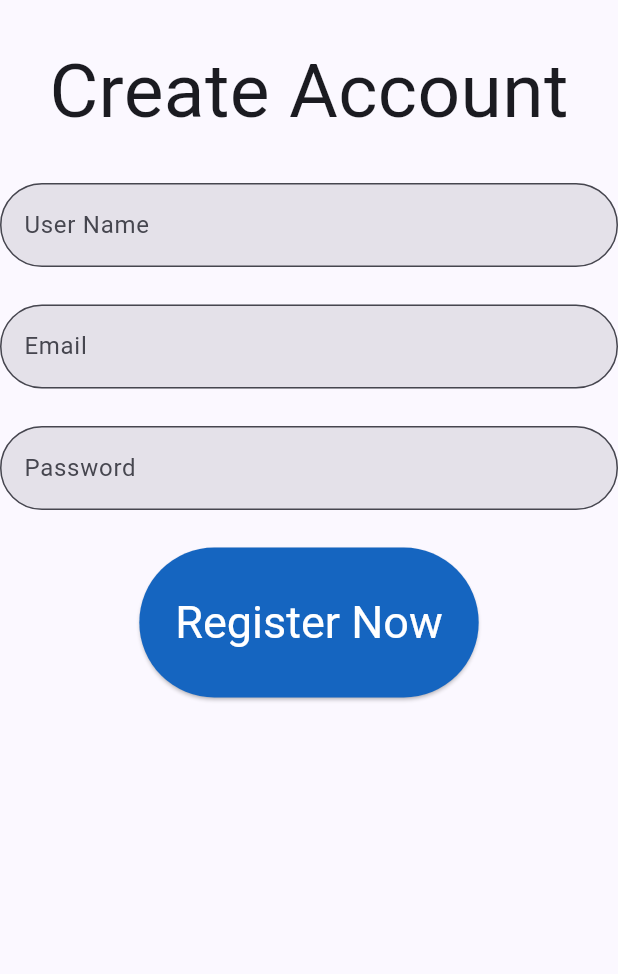
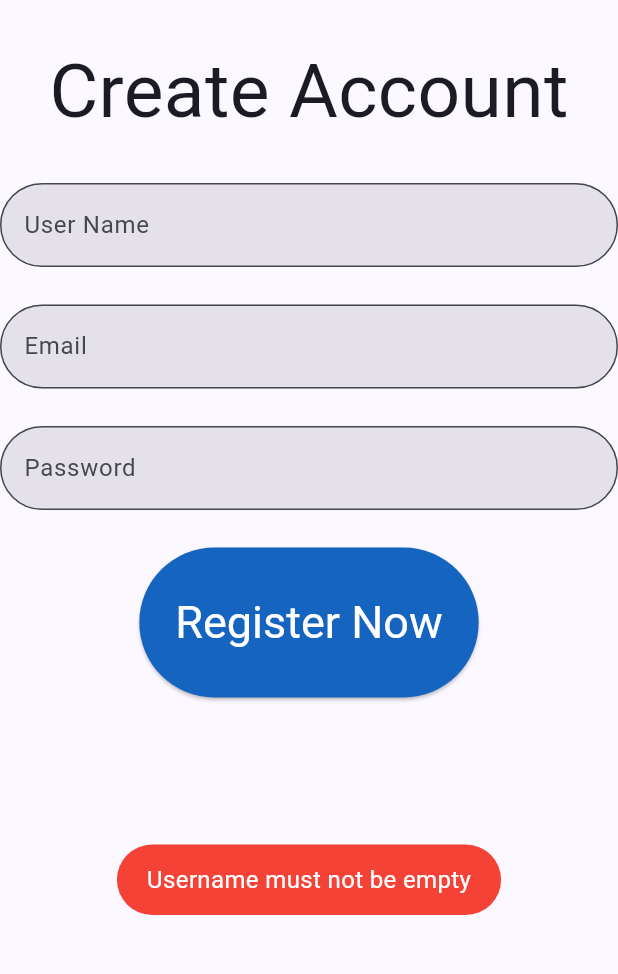
Before and after one commit to Jsimpson123/HouseSync, a Flutter app: the CreateAccountPage screen opened directly, after a tap on "Register Now", on a phone screen of 412 x 824 dp, the part 225-1199 px from its top. Run offline on Flutter 3.47's test engine with Material 3 defaults, Android fonts, the phone set to English and light mode, and no system bars; our stand-ins replace cloud_firestore, firebase_auth, firebase_core, fluttertoast; accounts and stored records are empty.

Commit message:
Updated register functionality, user functionality and began group functionality

```diff
--- a/lib/models/user_model.dart
+++ b/lib/models/user_model.dart
@@ -3,22 +3,35 @@ import 'package:firebase_auth/firebase_auth.dart';
 import 'package:flutter/material.dart';
 
 class HouseSyncUser {
+  String userId;
   String username;
   String email;
-  String password;
+  String? groupId;
 
-  HouseSyncUser(this.username, this.email, this.password);
+  //Add required to the first three parameters - currently getting an error
+  HouseSyncUser({required this.userId, required this.username, required this.email, this.groupId});
 
-  // Future<void> registerUser(String username, String email, String password) async {
-  //   UserCredential userCredential = await FirebaseAuth.instance.createUserWithEmailAndPassword(
-  //       email: email,
-  //       password: password);
-  //
-  //   String? userId = userCredential.user?.uid;
-  //
-  //   await FirebaseFirestore.instance.collection('users').doc(userId).set({
-  //     'username': username,
-  //     'email': email
-  //   });
-  // }
+  //Constructor for a new User
+  HouseSyncUser.newUser(this.username, this.email)
+      : userId = '',
+      groupId = '';
+
+  //Method that converts User to a map for database storage
+  Map<String, dynamic> toMap() {
+    return {
+      'username': username,
+      'email': email,
+      'groupId': groupId
+    };
+  }
+
+  //Factory constructor to create a User from a Firestore document snapshot
+  factory HouseSyncUser.fromMap(String userId, String groupId, Map<String, dynamic> map) {
+    return HouseSyncUser(
+        userId: userId,
+        username: map['username'],
+        email: map['email'],
+        groupId: map['groupId']
+    );
+  }
 }
--- a/lib/pages/create_account_page.dart
+++ b/lib/pages/create_account_page.dart
@@ -4,6 +4,9 @@ import 'package:flutter/material.dart';
 import 'package:shared_accommodation_management_app/models/user_model.dart';
 import 'package:shared_accommodation_management_app/pages/home_page.dart';
 import 'package:shared_accommodation_management_app/user_auth/firebase_auth_functionality.dart';
+import 'package:shared_accommodation_management_app/view_models/user_view_model.dart';
+
+import '../global/common/toast.dart';
 
 class CreateAccountPage extends StatefulWidget {
   const CreateAccountPage({super.key});
@@ -15,6 +18,8 @@ class CreateAccountPage extends StatefulWidget {
 }
 
 class _CreateAccountPageState extends State<CreateAccountPage> {
+  FirebaseAuthFunctionality firebaseAuthFunctionality =
+      new FirebaseAuthFunctionality();
 
   //FirebaseAuthFunctionality instance
   final FirebaseAuthFunctionality _auth = FirebaseAuthFunctionality();
@@ -58,7 +63,8 @@ class _CreateAccountPageState extends State<CreateAccountPage> {
         const SizedBox(
           height: 25,
         ),
-        const Center(child: Text("Create Account", style: TextStyle(fontSize: 50))),
+        const Center(
+            child: Text("Create Account", style: TextStyle(fontSize: 50))),
         //Spacing between the logo and TextFields
         const SizedBox(
           height: 25,
@@ -70,7 +76,8 @@ class _CreateAccountPageState extends State<CreateAccountPage> {
               filled: true,
               focusedBorder: OutlineInputBorder(
                   borderRadius: BorderRadius.circular(30),
-                  borderSide: const BorderSide(color: Colors.green, width: 2.0)),
+                  borderSide:
+                      const BorderSide(color: Colors.green, width: 2.0)),
               border: OutlineInputBorder(
                 borderRadius: BorderRadius.circular(30),
                 borderSide: const BorderSide(width: 2.0),
@@ -85,7 +92,8 @@ class _CreateAccountPageState extends State<CreateAccountPage> {
               filled: true,
               focusedBorder: OutlineInputBorder(
                   borderRadius: BorderRadius.circular(30),
-                  borderSide: const BorderSide(color: Colors.green, width: 2.0)),
+                  borderSide:
+                      const BorderSide(color: Colors.green, width: 2.0)),
               border: OutlineInputBorder(
                 borderRadius: BorderRadius.circular(30),
                 borderSide: const BorderSide(width: 2.0),
@@ -100,7 +108,8 @@ class _CreateAccountPageState extends State<CreateAccountPage> {
               filled: true,
               focusedBorder: OutlineInputBorder(
                   borderRadius: BorderRadius.circular(30),
-                  borderSide: const BorderSide(color: Colors.green, width: 2.0)),
+                  borderSide:
+                      const BorderSide(color: Colors.green, width: 2.0)),
               border: OutlineInputBorder(
                 borderRadius: BorderRadius.circular(30),
                 borderSide: const BorderSide(width: 2.0),
@@ -110,19 +119,51 @@ class _CreateAccountPageState extends State<CreateAccountPage> {
         const SizedBox(height: 25),
         ElevatedButton(
             onPressed: () {
-              registerUser(_usernameController.text, _emailController.text, _passwordController.text);
+              // if (_usernameController.text.isEmpty) {
+              //   showToast(message: 'Username must not be empty');
+              //   return;
+              // }
+              //
+              // if (_passwordController.text.isEmpty) {
+              //   showToast(message: 'Password must not be empty');
+              //   return;
+              // }
+              //
+              // if (_passwordController.text.length < 6) {
+              //   showToast(message: 'Password must be at least 6 characters long');
+              //   return;
+              // }
+              //
+              // if (_emailController.text.isEmpty && !_emailController.text.contains('@') && !_emailController.text.contains('.')) {
+              //   return;
+              // }
+
+              HouseSyncUser newUser = HouseSyncUser.newUser(
+                  _usernameController.text, _emailController.text);
+              firebaseAuthFunctionality.registerUser(
+                  newUser, _passwordController.text);
+
+              if (newUser.username.isNotEmpty &&
+                  newUser.email.contains('@') &&
+                  newUser.email.contains('.') &&
+                  _passwordController.text.length >= 6) {
+                print("User was successfully created");
+
+                Navigator.push(context,
+                    MaterialPageRoute(builder: (context) => HomePage()));
+              }
             },
             child: Text("Register Now"),
             style: ButtonStyle(
-                backgroundColor: WidgetStateProperty.all<Color>(Colors.blue[800]!),
-                foregroundColor: WidgetStateProperty.resolveWith((state) => Colors.white),
-                textStyle: WidgetStateProperty.all<TextStyle>(TextStyle(fontSize: 30)),
-                minimumSize: WidgetStateProperty.all<Size>(Size(200,100))
-            )
-        )
+                backgroundColor:
+                    WidgetStateProperty.all<Color>(Colors.blue[800]!),
+                foregroundColor:
+                    WidgetStateProperty.resolveWith((state) => Colors.white),
+                textStyle:
+                    WidgetStateProperty.all<TextStyle>(TextStyle(fontSize: 30)),
+                minimumSize: WidgetStateProperty.all<Size>(Size(200, 100))))
       ],
-    )
-    );
+    ));
   }
 
 // void _signUp() async {
@@ -143,26 +184,26 @@ class _CreateAccountPageState extends State<CreateAccountPage> {
 //   }
 // }
 
-  Future<void> registerUser(String username, String email, String password) async {
-    UserCredential userCredential = await FirebaseAuth.instance.createUserWithEmailAndPassword(
-        email: email,
-        password: password);
-
-    String? userId = userCredential.user?.uid;
-
-    await FirebaseFirestore.instance.collection('users').doc(userId).set({
-      'username': username,
-      'email': email
-    });
-
-    if(username.isNotEmpty && userCredential.user?.email != null && password.isNotEmpty) {
-          print("User was successfully created");
-          Navigator.push(context, MaterialPageRoute(
-              builder: (context) => HomePage()
-            )
-          );
-        } else {
-          print("An error occured");
+// Future<void> registerUser(String username, String email, String password) async {
+//   UserCredential userCredential = await FirebaseAuth.instance.createUserWithEmailAndPassword(
+//       email: email,
+//       password: password);
+//
+//   String? userId = userCredential.user?.uid;
+//
+//   await FirebaseFirestore.instance.collection('users').doc(userId).set({
+//     'username': username,
+//     'email': email
+//   });
+//
+//   if(username.isNotEmpty && userCredential.user?.email != null && password.isNotEmpty) {
+//         print("User was successfully created");
+//         Navigator.push(context, MaterialPageRoute(
+//             builder: (context) => HomePage()
+//           )
+//         );
+//       } else {
+//         print("An error occured");
+//       }
+// }
 }
-  }
-}
--- a/lib/user_auth/firebase_auth_functionality.dart
+++ b/lib/user_auth/firebase_auth_functionality.dart
@@ -1,28 +1,67 @@
-
+import 'package:cloud_firestore/cloud_firestore.dart';
 import 'package:firebase_auth/firebase_auth.dart';
 
 import '../global/common/toast.dart';
+import '../models/user_model.dart';
 
 class FirebaseAuthFunctionality {
   FirebaseAuth _auth = FirebaseAuth.instance;
 
-  Future<User?> signUpWithEmailAndPassword(String email, String password) async {
+  // Future<User?> signUpWithEmailAndPassword(String email, String password) async {
+  //   try {
+  //     UserCredential credential = await _auth.createUserWithEmailAndPassword(email: email, password: password);
+  //     return credential.user;
+  //   } on FirebaseAuthException catch (e) {
+  //     if(e.code == 'email-already-in-use') {
+  //       showToast(message: "The email is already in use");
+  //     } else if(e.code == 'invalid-email') {
+  //       showToast(message: 'invalid email');
+  //     }else {
+  //       showToast(message: "An error occurred: ${e.code}");
+  //     }
+  //   }
+  //   return null;
+  // }
+
+  Future<void> registerUser(HouseSyncUser user, String password) async {
     try {
-      UserCredential credential = await _auth.createUserWithEmailAndPassword(email: email, password: password);
-      return credential.user;
+      if (user.username.isNotEmpty) {
+        UserCredential userCredential = await FirebaseAuth.instance
+            .createUserWithEmailAndPassword(
+                email: user.email, password: password);
+
+        String? userId = userCredential.user?.uid;
+
+        await FirebaseFirestore.instance
+            .collection('users')
+            .doc(userId)
+            .set({'username': user.username, 'email': user.email});
+      }
+
+      if (user.username.isEmpty) {
+        showToast(message: 'Username must not be empty');
+      } else if (password.isEmpty) {
+        showToast(message: 'Password must not be empty');
+      } else if (password.length < 6) {
+        showToast(message: 'Password must be at least 6 characters long');
+      }
     } on FirebaseAuthException catch (e) {
-      if(e.code == 'email-already-in-use') {
+      if (e.code == 'email-already-in-use') {
         showToast(message: "The email is already in use");
+      } else if (e.code == 'invalid-email') {
+        showToast(message: 'invalid email');
       } else {
         showToast(message: "An error occurred: ${e.code}");
       }
     }
-    return null;
+    return;
   }
 
-  Future<User?> signInWithEmailAndPassword(String email, String password) async {
+  Future<User?> signInWithEmailAndPassword(
+      String email, String password) async {
     try {
-      UserCredential credential = await _auth.signInWithEmailAndPassword(email: email, password: password);
+      UserCredential credential = await _auth.signInWithEmailAndPassword(
+          email: email, password: password);
       return credential.user;
     } on FirebaseAuthException catch (e) {
       if (e.code == 'user-not-found' || e.code == 'wrong-password') {
--- a/lib/view_models/task_view_model.dart
+++ b/lib/view_models/task_view_model.dart
@@ -2,7 +2,6 @@ import 'package:firebase_auth/firebase_auth.dart';
 import 'package:flutter/material.dart';
 import 'package:shared_accommodation_management_app/models/task_model.dart';
 import 'package:cloud_firestore/cloud_firestore.dart';
-import 'package:shared_accommodation_management_app/models/user_model.dart';
 
 class TaskViewModel extends ChangeNotifier {
   final FirebaseFirestore _firestore = FirebaseFirestore.instance;
@@ -39,8 +38,6 @@ class TaskViewModel extends ChangeNotifier {
       'title': newTask.title,
       'isCompleted': newTask.isCompleted
     });
-
-    // newTask.taskId = docRef.id;
 
     _tasks.add(newTask);
     notifyListeners();
@@ -93,6 +90,7 @@ class TaskViewModel extends ChangeNotifier {
 
   Future <String?> returnCurrentUsername () async {
     final user = FirebaseAuth.instance.currentUser;
+
     if (user != null) {
       try {
         final userDoc = FirebaseFirestore.instance.collection('users').doc(user.uid);
--- a/lib/views/add_task_view.dart
+++ b/lib/views/chores_page_views/add_task_view.dart
@@ -1,7 +1,7 @@
 import 'package:flutter/material.dart';
 import 'package:provider/provider.dart';
 import 'package:shared_accommodation_management_app/view_models/task_view_model.dart';
-import 'package:shared_accommodation_management_app/views/bottom_sheets/add_task_bottom_sheet_view.dart';
+import 'bottom_sheets/add_task_bottom_sheet_view.dart';
 
 class AddTaskView extends StatelessWidget {
   @override
--- a/lib/views/header_view.dart
+++ b/lib/views/chores_page_views/header_view.dart
@@ -1,7 +1,7 @@
 import 'package:flutter/material.dart';
 import 'package:provider/provider.dart';
 import 'package:shared_accommodation_management_app/view_models/task_view_model.dart';
-import 'package:shared_accommodation_management_app/views/bottom_sheets/delete_task_bottom_sheet_view.dart';
+import 'bottom_sheets/delete_task_bottom_sheet_view.dart';
 
 class HeaderView extends StatelessWidget {
   const HeaderView({super.key});
```
Also changed, not shown: lib/models/group_model.dart (added, +24 -0 lines), lib/pages/chores_page.dart (+4 -8 lines), lib/pages/finance_page.dart (+31 -11 lines), lib/view_models/group_view_model.dart (added, +35 -0 lines), lib/view_models/user_view_model.dart (added, +12 -0 lines), lib/views/chores_page_views/bottom_sheets/add_task_bottom_sheet_view.dart (renamed from lib/views/bottom_sheets/add_task_bottom_sheet_view.dart, +8 -8 lines), lib/views/chores_page_views/bottom_sheets/delete_task_bottom_sheet_view.dart (renamed from lib/views/bottom_sheets/delete_task_bottom_sheet_view.dart), lib/views/chores_page_views/task_info_view.dart (renamed from lib/views/task_info_view.dart), lib/views/chores_page_views/task_list_view.dart (renamed from lib/views/task_list_view.dart). Lines whose indentation alone changed are shown as unchanged.
